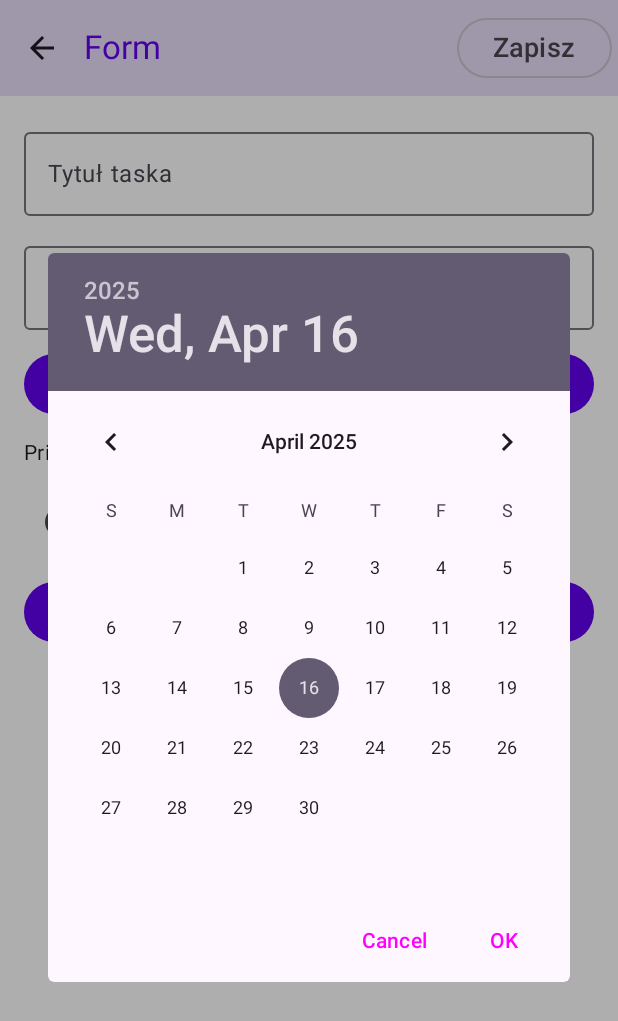
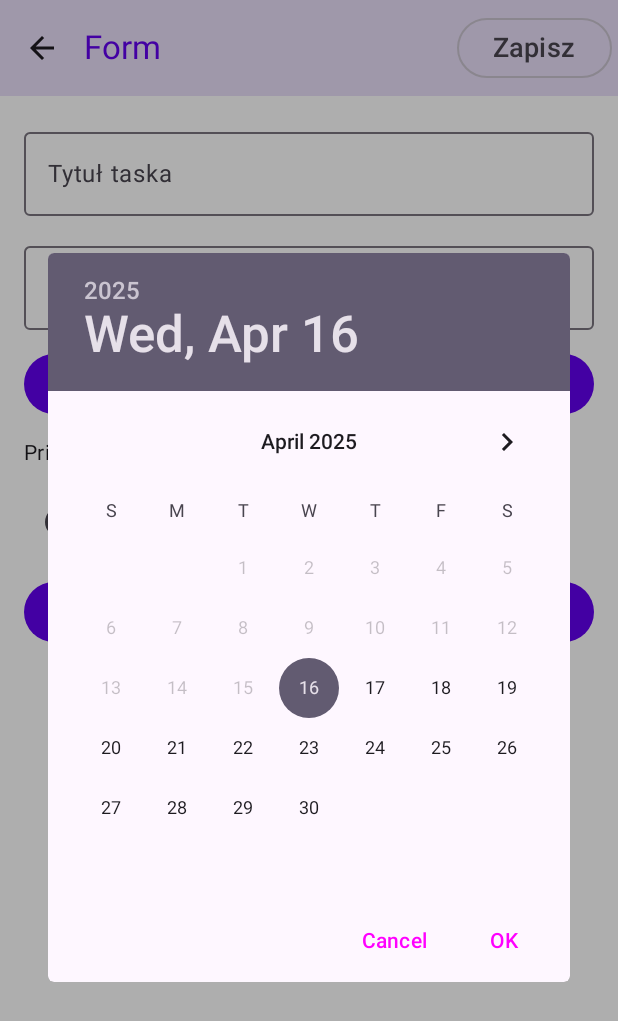
Before and after one commit to Michal13945/Aplikacja-Mobilna-2025, an Android app built with Jetpack Compose: the FormScreen screen opened through its navigation route, after a tap on "Wybierz datę", on a phone screen of 412 x 824 dp. Shown: the top 1021 px of the screen. Run offline under Robolectric (Android 15) with nearby library versions, the phone set to English and light mode, and no system bars; our stand-ins replace Room's generated code.

Commit message:
Lab08 - final changes

```diff
--- a/app/src/main/java/pl/wsei/pam/lab06/FormScreen.kt
+++ b/app/src/main/java/pl/wsei/pam/lab06/FormScreen.kt
@@ -3,6 +3,7 @@ package pl.wsei.pam.lab06
 import android.annotation.SuppressLint
 import android.app.DatePickerDialog
 import android.widget.DatePicker
+import android.widget.Toast
 import androidx.compose.foundation.layout.*
 import androidx.compose.material3.*
 import androidx.compose.runtime.*
@@ -12,6 +13,8 @@ import androidx.compose.ui.platform.LocalContext
 import androidx.compose.ui.unit.dp
 import androidx.navigation.NavController
 import pl.wsei.pam.lab06.viewmodel.TodoViewModel
+import java.time.LocalDate
+import java.time.format.DateTimeFormatter
 import java.util.*
 
 @SuppressLint("UnusedMaterial3ScaffoldPaddingParameter")
@@ -63,7 +66,7 @@ fun FormScreen(navController: NavController, viewModel: TodoViewModel) {
                 Text(if (date.isEmpty()) "Wybierz datę" else "Data: $date")
             }
 
-            Text("Priority", style = MaterialTheme.typography.bodyMedium)
+            Text("Priorytet", style = MaterialTheme.typography.bodyMedium)
             Row {
                 listOf("Low", "Medium", "High").forEach { option ->
                     Row(verticalAlignment = Alignment.CenterVertically) {
@@ -77,7 +80,21 @@ fun FormScreen(navController: NavController, viewModel: TodoViewModel) {
             }
 
             Button(
-                onClick = {
+                onClick = onClick@{
+                    if (date.isEmpty()) {
+                        Toast.makeText(context, "Wybierz datę!", Toast.LENGTH_SHORT).show()
+                        return@onClick
+                    }
+
+                    val formatter = DateTimeFormatter.ofPattern("d/M/yyyy")
+                    val selectedDate = LocalDate.parse(date, formatter)
+                    val today = LocalDate.now()
+
+                    if (selectedDate.isBefore(today)) {
+                        Toast.makeText(context, "Nie można wybrać daty z przeszłości!", Toast.LENGTH_LONG).show()
+                        return@onClick
+                    }
+
                     val task = TodoTask(
                         id = 0,
                         title = taskTitle,
@@ -103,12 +120,16 @@ fun showDatePicker(context: android.content.Context, onDateSelected: (String) ->
     val month = calendar.get(Calendar.MONTH)
     val day = calendar.get(Calendar.DAY_OF_MONTH)
 
-    DatePickerDialog(
+    val datePickerDialog = DatePickerDialog(
         context,
         { _: DatePicker, selectedYear: Int, selectedMonth: Int, selectedDay: Int ->
             val formattedDate = "$selectedDay/${selectedMonth + 1}/$selectedYear"
             onDateSelected(formattedDate)
         },
         year, month, day
-    ).show()
+    )
+
+    datePickerDialog.datePicker.minDate = System.currentTimeMillis()
+
+    datePickerDialog.show()
 }
--- a/build.gradle.kts
+++ b/build.gradle.kts
@@ -1,6 +1,6 @@
 // Top-level build file where you can add configuration options common to all sub-projects/modules.
 plugins {
-    id("com.android.application") version "8.9.1" apply false
+    id("com.android.application") version "8.4.1" apply false
     id("org.jetbrains.kotlin.android") version "1.9.22" apply false
     id("org.jetbrains.kotlin.plugin.compose") version "2.0.21" apply false
 }
```
Also changed, not shown: 1 other file.
